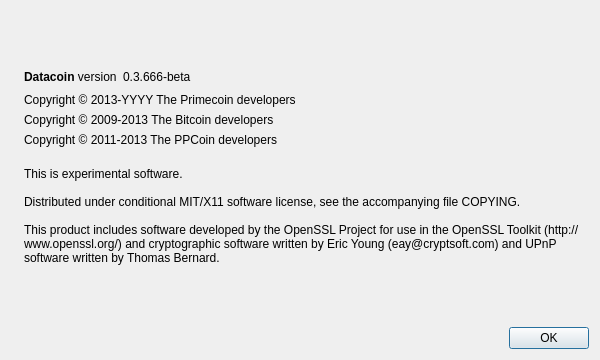
The window that src/qt/forms/aboutdialog.ui (adtscoin/advertisingcoin) describes before a commit, drawn with Qt 5.
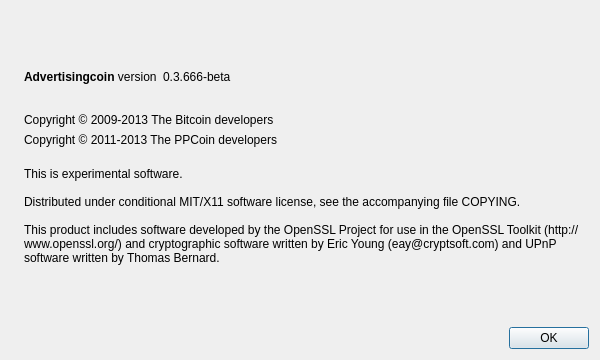
The same window after the commit. Icons and pictures are not drawn.

```diff
--- a/src/qt/forms/aboutdialog.ui
+++ b/src/qt/forms/aboutdialog.ui
@@ -50,7 +50,7 @@
           <cursorShape>IBeamCursor</cursorShape>
          </property>
          <property name="text">
-          <string>&lt;html&gt;&lt;head/&gt;&lt;body&gt;&lt;p&gt;&lt;span style=&quot; font-weight:600;&quot;&gt;Datacoin&lt;/span&gt; version&lt;/p&gt;&lt;/body&gt;&lt;/html&gt;</string>
+          <string>&lt;html&gt;&lt;head/&gt;&lt;body&gt;&lt;p&gt;&lt;span style=&quot; font-weight:600;&quot;&gt;Advertisingcoin&lt;/span&gt; version&lt;/p&gt;&lt;/body&gt;&lt;/html&gt;</string>
          </property>
          <property name="textInteractionFlags">
           <set>Qt::LinksAccessibleByMouse|Qt::TextSelectableByKeyboard|Qt::TextSelectableByMouse</set>
@@ -91,7 +91,8 @@
         <cursorShape>IBeamCursor</cursorShape>
        </property>
        <property name="text">
-        <string notr="true">Copyright &amp;copy; 2013-YYYY The Primecoin developers</string>
+        <string notr="true">Copyright &amp;copy; 2013-YYYY The Advertisingcoin developers</string>
+        <string notr="true">Copyright &amp;copy; 2013-YYYY The Advertisingcoin developers</string>
        </property>
        <property name="textFormat">
         <enum>Qt::RichText</enum>
```
Left out of the diff: 2 changed lines with no effect on the pictures.
